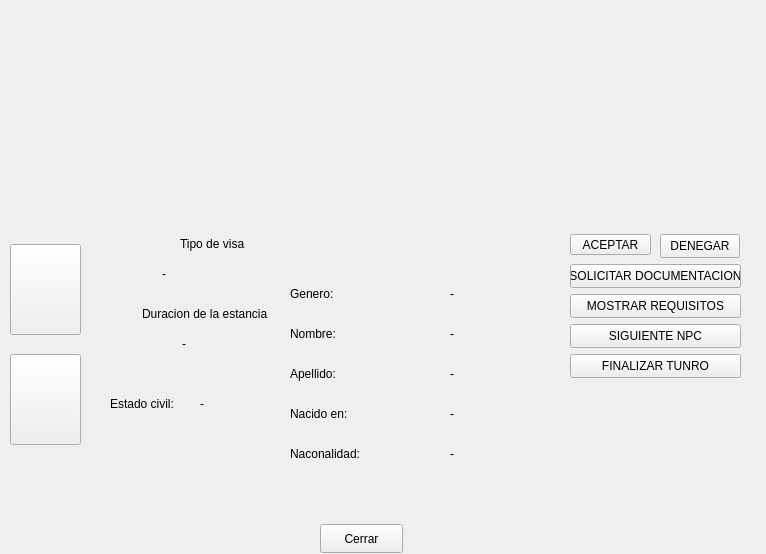
Qt form gameplay.ui (facurz55/Paper-Please) before a commit.
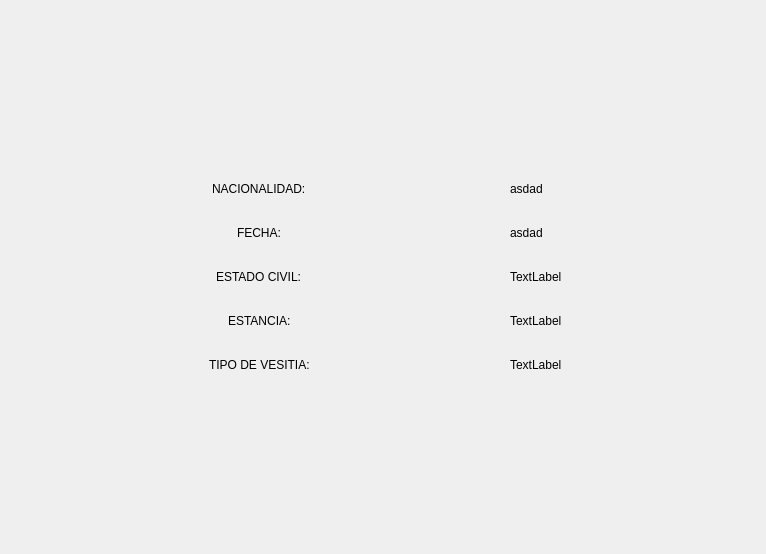
The same form after that commit. The open tabs and pages were chosen to show the change. Icons and pictures are not drawn.

```diff
--- a/gameplay.ui
+++ b/gameplay.ui
@@ -13,7 +13,7 @@
   <property name="windowTitle">
    <string>Form</string>
   </property>
-  <layout class="QVBoxLayout" name="verticalLayout_12">
+  <layout class="QHBoxLayout" name="horizontalLayout_2">
    <property name="spacing">
     <number>0</number>
    </property>
@@ -31,6 +31,12 @@
    </property>
    <item>
     <widget class="QStackedWidget" name="stackedWidget">
+     <property name="styleSheet">
+      <string notr="true"/>
+     </property>
+     <property name="currentIndex">
+      <number>0</number>
+     </property>
      <widget class="QWidget" name="game">
       <layout class="QVBoxLayout" name="verticalLayout_13">
        <property name="spacing">
@@ -945,6 +951,199 @@
        </item>
       </layout>
      </widget>
+     <widget class="QWidget" name="game_3">
+      <property name="styleSheet">
+       <string notr="true"/>
+      </property>
+      <layout class="QHBoxLayout" name="horizontalLayout_3">
+       <property name="leftMargin">
+        <number>0</number>
+       </property>
+       <property name="topMargin">
+        <number>0</number>
+       </property>
+       <property name="rightMargin">
+        <number>0</number>
+       </property>
+       <property name="bottomMargin">
+        <number>0</number>
+       </property>
+       <item>
+        <widget class="QWidget" name="hoja" native="true">
+         <property name="styleSheet">
+          <string notr="true">#hoja{
+	border-image: url(:/nathan-archibald-untitled-03-08-2022-02-01-14.jpg);
+}</string>
+         </property>
+         <layout class="QHBoxLayout" name="horizontalLayout">
+          <item>
+           <spacer name="horizontalSpacer">
+            <property name="orientation">
+             <enum>Qt::Horizontal</enum>
+            </property>
+            <property name="sizeType">
+             <enum>QSizePolicy::Fixed</enum>
+            </property>
+            <property name="sizeHint" stdset="0">
+             <size>
+              <width>200</width>
+              <height>20</height>
+             </size>
+            </property>
+           </spacer>
+          </item>
+          <item>
+           <layout class="QFormLayout" name="formLayout">
+            <property name="sizeConstraint">
+             <enum>QLayout::SetDefaultConstraint</enum>
+            </property>
+            <property name="fieldGrowthPolicy">
+             <enum>QFormLayout::AllNonFixedFieldsGrow</enum>
+            </property>
+            <property name="rowWrapPolicy">
+             <enum>QFormLayout::WrapLongRows</enum>
+            </property>
+            <property name="labelAlignment">
+             <set>Qt::AlignCenter</set>
+            </property>
+            <property name="formAlignment">
+             <set>Qt::AlignCenter</set>
+            </property>
+            <property name="horizontalSpacing">
+             <number>200</number>
+            </property>
+            <property name="verticalSpacing">
+             <number>30</number>
+            </property>
+            <property name="leftMargin">
+             <number>0</number>
+            </property>
+            <property name="topMargin">
+             <number>0</number>
+            </property>
+            <item row="0" column="0">
+             <widget class="QLabel" name="label">
+              <property name="styleSheet">
+               <string notr="true">color: rgb(0, 0, 0);</string>
+              </property>
+              <property name="text">
+               <string>NACIONALIDAD:</string>
+              </property>
+             </widget>
+            </item>
+            <item row="0" column="1">
+             <widget class="QLabel" name="RNacionalidad">
+              <property name="styleSheet">
+               <string notr="true">color: rgb(0, 0, 0);</string>
+              </property>
+              <property name="text">
+               <string>asdad</string>
+              </property>
+             </widget>
+            </item>
+            <item row="1" column="0">
+             <widget class="QLabel" name="label_2">
+              <property name="styleSheet">
+               <string notr="true">color: rgb(0, 0, 0);</string>
+              </property>
+              <property name="text">
+               <string>FECHA:</string>
+              </property>
+             </widget>
+            </item>
+            <item row="1" column="1">
+             <widget class="QLabel" name="RFecha">
+              <property name="styleSheet">
+               <string notr="true">color: rgb(0, 0, 0);</string>
+              </property>
+              <property name="text">
+               <string>asdad</string>
+              </property>
+             </widget>
+            </item>
+            <item row="2" column="0">
+             <widget class="QLabel" name="label_5">
+              <property name="styleSheet">
+               <string notr="true">color: rgb(0, 0, 0);</string>
+              </property>
+              <property name="text">
+               <string>ESTADO CIVIL:</string>
+              </property>
+             </widget>
+            </item>
+            <item row="2" column="1">
+             <widget class="QLabel" name="REstCivil">
+              <property name="styleSheet">
+               <string notr="true">color: rgb(0, 0, 0);</string>
+              </property>
+              <property name="text">
+               <string>TextLabel</string>
+              </property>
+             </widget>
+            </item>
+            <item row="3" column="0">
+             <widget class="QLabel" name="label_7">
+              <property name="styleSheet">
+               <string notr="true">color: rgb(0, 0, 0);</string>
+              </property>
+              <property name="text">
+               <string>ESTANCIA:</string>
+              </property>
+             </widget>
+            </item>
+            <item row="3" column="1">
+             <widget class="QLabel" name="REstancia">
+              <property name="styleSheet">
+               <string notr="true">color: rgb(0, 0, 0);</string>
+              </property>
+              <property name="text">
+               <string>TextLabel</string>
+              </property>
+             </widget>
+            </item>
+            <item row="4" column="0">
+             <widget class="QLabel" name="label_9">
+              <property name="styleSheet">
+               <string notr="true">color: rgb(0, 0, 0);</string>
+              </property>
+              <property name="text">
+               <string>TIPO DE VESITIA:</string>
+              </property>
+             </widget>
+            </item>
+            <item row="4" column="1">
+             <widget class="QLabel" name="RTipoVisita">
+              <property name="styleSheet">
+               <string notr="true">color: rgb(0, 0, 0);</string>
+              </property>
+              <property name="text">
+               <string>TextLabel</string>
+              </property>
+             </widget>
+            </item>
+           </layout>
+          </item>
+          <item>
+           <spacer name="horizontalSpacer_2">
+            <property name="orientation">
+             <enum>Qt::Horizontal</enum>
+            </property>
+            <property name="sizeType">
+             <enum>QSizePolicy::Fixed</enum>
+            </property>
+            <property name="sizeHint" stdset="0">
+             <size>
+              <width>150</width>
+              <height>20</height>
+             </size>
+            </property>
+           </spacer>
+          </item>
+         </layout>
+        </widget>
+       </item>
+      </layout>
+     </widget>
      <widget class="QWidget" name="game_2">
       <property name="styleSheet">
        <string notr="true">#game_2{
```
